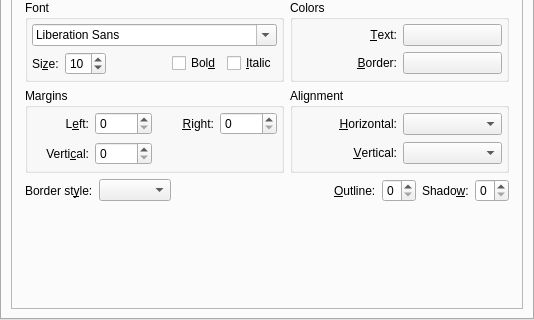
wilbert2000/wzplayer, file src/prefsubtitles.ui: the form before one commit; both pictures show x 0 to 534 and y 149 to 469 of the 534 by 469 pixel window.
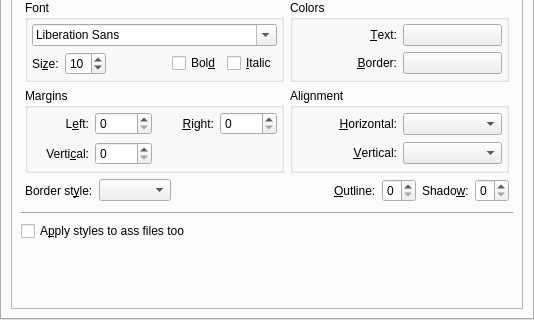
The form after the commit. The open tabs and pages were chosen to show the change. Custom widgets are drawn as their Qt base class.

Commit message: Added an option in Preferences->Subtitles to apply the ass style defined by the user to ass subtitles (overriding the style defined in the ass file).

What changed in the file:
```diff
--- a/src/prefsubtitles.ui
+++ b/src/prefsubtitles.ui
@@ -1178,6 +1178,26 @@
              </layout>
             </widget>
            </item>
+           <item>
+            <widget class="Line" name="line_3" >
+             <property name="sizePolicy" >
+              <sizepolicy vsizetype="Fixed" hsizetype="Expanding" >
+               <horstretch>0</horstretch>
+               <verstretch>0</verstretch>
+              </sizepolicy>
+             </property>
+             <property name="orientation" >
+              <enum>Qt::Horizontal</enum>
+             </property>
+            </widget>
+           </item>
+           <item>
+            <widget class="QCheckBox" name="force_ass_styles" >
+             <property name="text" >
+              <string>A&amp;pply styles to ass files too</string>
+             </property>
+            </widget>
+           </item>
            <item>
             <spacer>
              <property name="orientation" >
```
Left out of the diff: 3 changed lines with no effect on the pictures. The commit also changes 8 other files.
